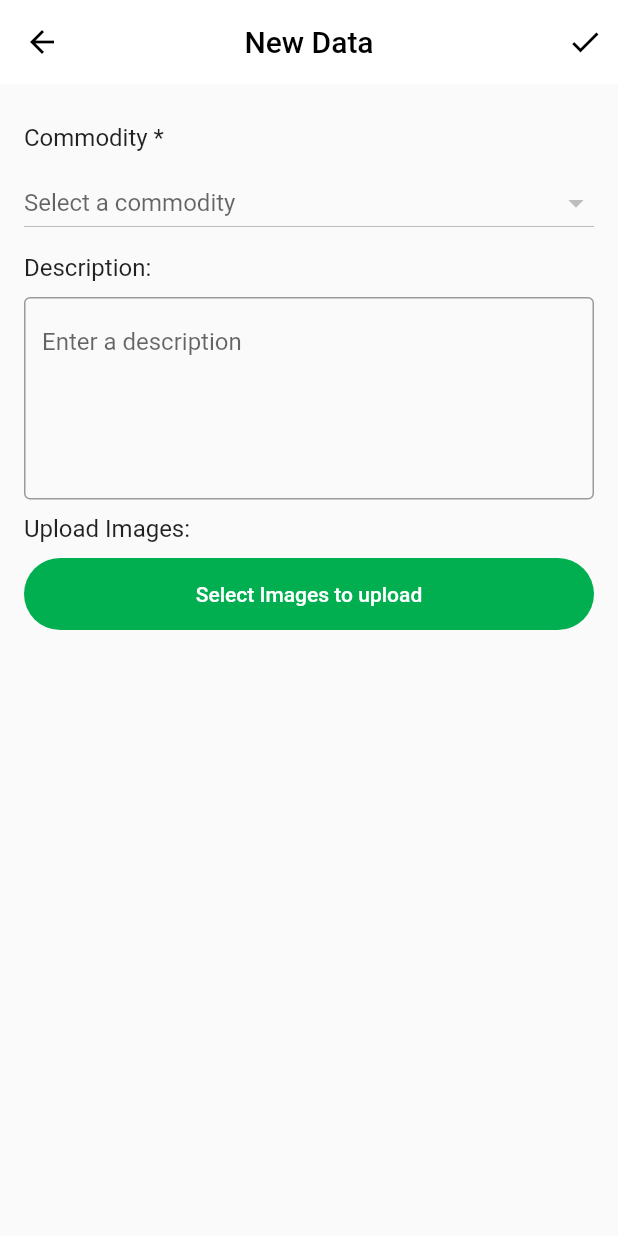
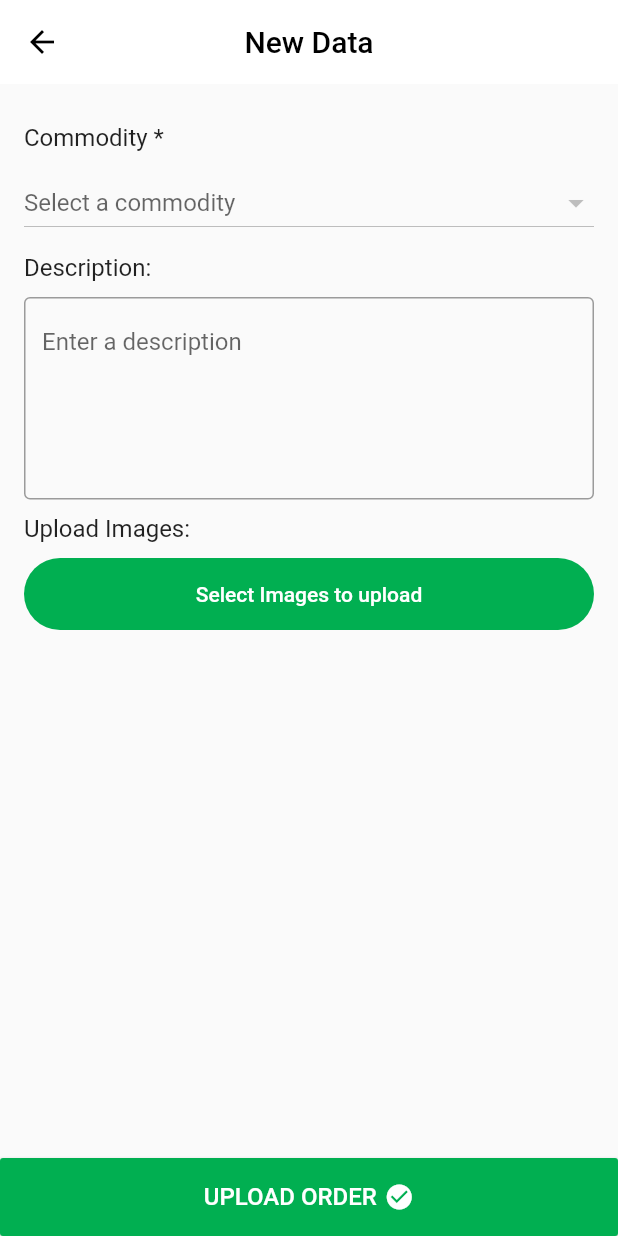
Before and after one commit to yashj-occipitaltech/occipital_project, a Flutter app: the CommodityForm screen opened directly, on a phone screen of 412 x 824 dp. Run offline on Flutter 3.47's test engine with Material 2 defaults, Android fonts, the phone set to English and light mode, and no system bars; our stand-ins replace charts_flutter, connectivity, data_connection_checker, dio, firebase_auth, flutter_image_compress and 13 more; missing offline and left inert: flutter_circular_chart, flutter_image, flutter_uploader, geocoder, location_permissions, share_extend; accounts and stored records are empty; generated files the repository leaves out were written again.

Commit message:
fixed given bugs

```diff
--- a/lib/screens/CommodityForm.dart
+++ b/lib/screens/CommodityForm.dart
@@ -109,6 +109,19 @@ class _CommodityFormState extends State<CommodityForm> {
   @override
   Widget build(BuildContext context) {
     return Scaffold(
+      bottomNavigationBar: RaisedButton(
+        color: Color(0XFF01AF51),
+        child: Row(
+          mainAxisAlignment: MainAxisAlignment.center,
+          children: <Widget>[
+            Text('UPLOAD ORDER',style:TextStyle(color: Colors.white,fontSize: 16.0)),
+            SizedBox(width:5.0),
+            Icon(Icons.check_circle,color: Colors.white,size: 20.0,)
+          ],
+        ),
+        padding: EdgeInsets.all(16.0),
+        onPressed: ()async=>_onFormSubmmited(),
+      ),
       appBar: AppBar(
         iconTheme: IconThemeData(color: Colors.black),
         elevation: 0.0,
@@ -118,15 +131,16 @@ class _CommodityFormState extends State<CommodityForm> {
         ),
         centerTitle: true,
         backgroundColor: Colors.white,
-        actions: <Widget>[
-          Padding(
-            padding: EdgeInsets.all(10.0),
-            child: InkWell(
-              onTap: () async => _onFormSubmmited(),
-              child: Icon(Icons.check),
-            ),
-          )
-        ],
+
+        // actions: <Widget>[
+        //   Padding(
+        //     padding: EdgeInsets.all(10.0),
+        //     child: InkWell(
+        //       onTap: () async => _onFormSubmmited(),
+        //       child: Icon(Icons.check),
+        //     ),
+        //   )
+        // ],
       ),
       body: Form(
         key: _formKeyCommodity,
--- a/lib/screens/PreviousData.dart
+++ b/lib/screens/PreviousData.dart
@@ -1,4 +1,5 @@
 import 'package:flutter/material.dart';
+import 'package:intl/intl.dart';
 import 'package:occipital_tech/models/get_orderId.dart';
 import 'package:occipital_tech/models/orders_data.dart';
 import 'package:occipital_tech/screens/OrderDataTiles.dart';
@@ -16,8 +17,10 @@ class PreviousData extends StatefulWidget {
 }
 
 class _PreviousDataState extends State<PreviousData> {
-  String _defaultMonth = "January";
   String _defaultYear = "2019";
+  final now = DateTime.now();
+  String _defaultMonth = DateFormat("MMMM").format(DateTime.now()).toString();
+
 
   Map<String, String> mappedVAL = {
     "January": "01",
@@ -80,7 +83,6 @@ class _PreviousDataState extends State<PreviousData> {
   Widget build(BuildContext context) {
     return Scaffold(
         body: Column(
-      //padding: EdgeInsets.all(16.0),
       children: <Widget>[
         Padding(
           padding: EdgeInsets.all(16.0),
--- a/pubspec.yaml
+++ b/pubspec.yaml
@@ -52,6 +52,7 @@ dependencies:
   geolocator: ^5.1.4+1
   geocoder: ^0.2.1
   location_permissions: ^2.0.3
+  share_extend: ^1.0.9
 
 
 
```
Also changed, not shown: lib/screens/OrderDetailScreen.dart (+53 -4 lines), lib/screens/OrderResultScreen.dart (+70 -44 lines), pubspec.lock, 1 other file.
